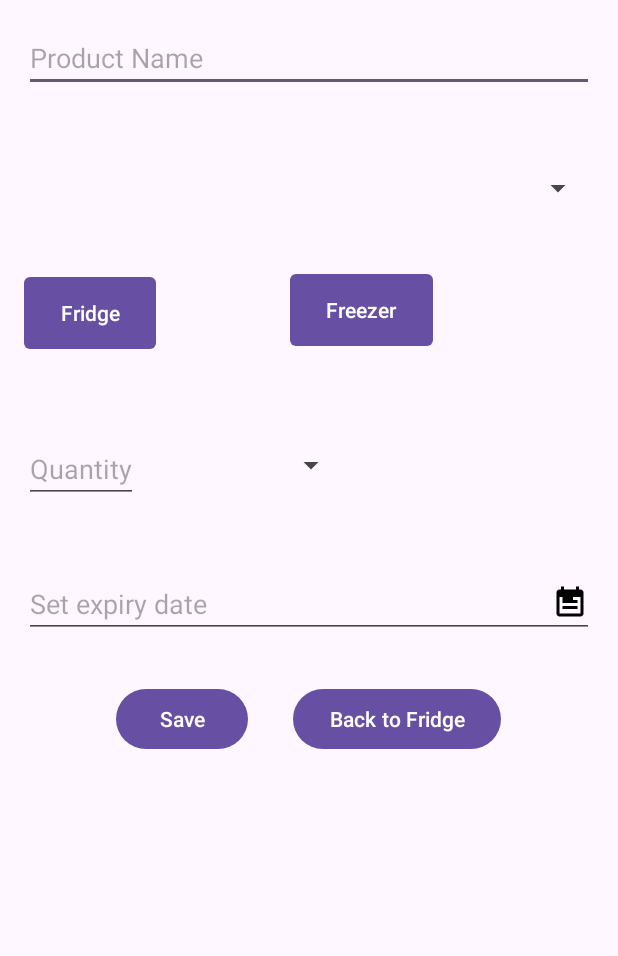
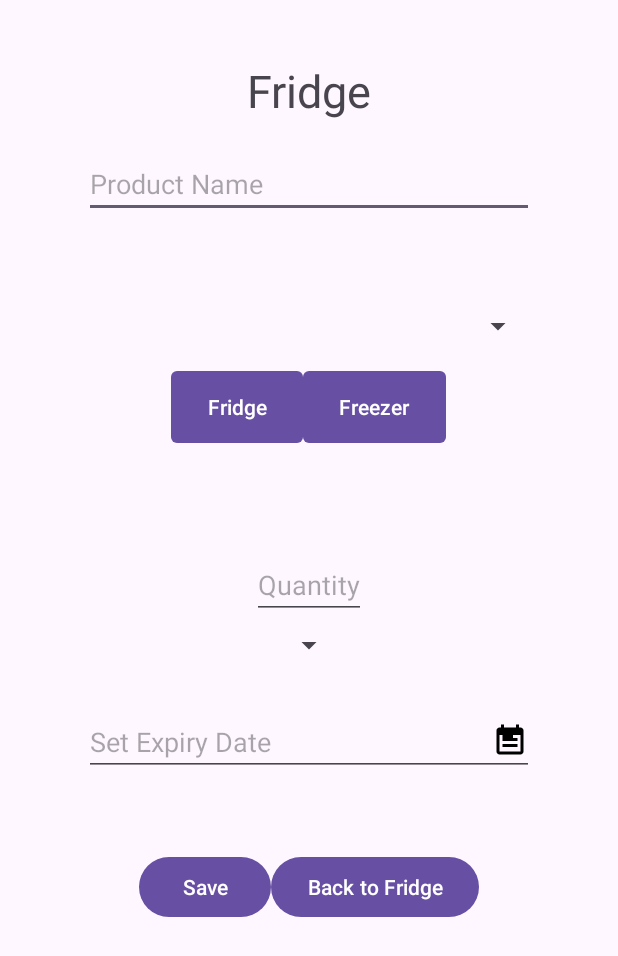
Before and after one commit to AshaEmma/FoodApp, an Android app: the layout activity_add_product.xml on its own in the app's theme, with its tools: preview values and no code run, on a phone screen of 412 x 824 dp. Shown: the top 956 px of the screen. Run offline under Robolectric (Android 15) with nearby library versions, the phone set to English and light mode, and no system bars.

```diff
--- a/app/src/main/java/com/cs407/newfridge/MainActivity.java
+++ b/app/src/main/java/com/cs407/newfridge/MainActivity.java
@@ -61,7 +61,7 @@ public class MainActivity extends AppCompatActivity {
 
     public void onAddClicked(View view) {
         Intent intent = new Intent(this, AddProductActivity.class);
-        startActivityForResult(intent, 1);
+        startActivity(intent);
     }
 
     // method for camera button click
--- a/app/src/main/res/layout/activity_add_product.xml
+++ b/app/src/main/res/layout/activity_add_product.xml
@@ -1,80 +1,99 @@
 <?xml version="1.0" encoding="utf-8"?>
-<RelativeLayout xmlns:android="http://schemas.android.com/apk/res/android"
+<LinearLayout xmlns:android="http://schemas.android.com/apk/res/android"
+    xmlns:tools="http://schemas.android.com/tools"
     android:layout_width="match_parent"
     android:layout_height="match_parent"
-    android:padding="16dp">
+    android:orientation="vertical"
+    tools:context=".AddProductActivity"
+    >
+    <TextView
+        android:layout_width="match_parent"
+        android:layout_height="60sp"
+        android:text="@string/Fridge"
+        android:textSize="30sp"
+        android:layout_marginTop="40sp"
+        android:textAlignment="center"
+        />
+
 
     <EditText
         android:id="@+id/editTextNewItem"
-        android:layout_width="match_parent"
+        android:layout_width="300sp"
         android:layout_height="wrap_content"
-        android:hint="Product Name" />
+        android:hint="@string/product_name"
+        android:layout_gravity="center_horizontal"/>
 
     <Spinner
         android:id="@+id/spinnerCategory"
-        android:layout_width="match_parent"
-        android:layout_height="wrap_content"
-        android:layout_below="@id/editTextNewItem"
+        android:layout_width="300sp"
+        android:layout_height="40sp"
         android:layout_marginTop="52dp"
+        android:layout_gravity="center_horizontal"
         android:prompt="@string/category_prompt" />
-
+<LinearLayout
+    android:layout_width="match_parent"
+    android:layout_height="100sp"
+    android:orientation="horizontal"
+    android:layout_marginTop="10sp"
+    android:gravity="center_horizontal"
+    >
     <Button
         android:id="@+id/buttonFridge"
         android:layout_width="wrap_content"
         android:layout_height="wrap_content"
-        android:layout_below="@id/spinnerCategory"
-        android:layout_marginTop="47dp"
         android:background="@drawable/default_button_background"
         android:onClick="onStorageTypeClicked"
-        android:text="Fridge" />
+        android:text="@string/Fridge" />
 
     <Button
         android:id="@+id/buttonFreezer"
         android:layout_width="wrap_content"
         android:layout_height="wrap_content"
-        android:layout_below="@id/spinnerCategory"
-        android:layout_marginLeft="89dp"
-        android:layout_marginTop="45dp"
-        android:layout_toRightOf="@id/buttonFridge"
         android:background="@drawable/default_button_background"
         android:onClick="onStorageTypeClicked"
-        android:text="Freezer" />
+        android:text="@string/Freezer" />
 
+</LinearLayout>
+<LinearLayout
+    android:layout_width="match_parent"
+    android:layout_height="200sp"
+    android:orientation="vertical">
     <EditText
         android:id="@+id/editTextQuantity"
         android:layout_width="wrap_content"
         android:layout_height="wrap_content"
-        android:layout_below="@id/buttonFridge"
-        android:layout_marginTop="57dp"
-        android:hint="Quantity"
+        android:layout_marginTop="20dp"
+        android:hint="@string/Quantity"
+        android:layout_gravity="center"
         android:inputType="numberDecimal" />
 
     <Spinner
         android:id="@+id/spinnerUnit"
         android:layout_width="wrap_content"
         android:layout_height="wrap_content"
-        android:layout_below="@id/buttonFridge"
-        android:layout_marginLeft="91dp"
-        android:layout_marginTop="65dp"
-        android:layout_toRightOf="@id/editTextQuantity"
+        android:layout_gravity="center_horizontal"
+        android:layout_marginTop="5sp"
         android:prompt="@string/unit_prompt" />
 
     <EditText
         android:id="@+id/editTextExpiryDate"
-        android:layout_width="match_parent"
+        android:layout_width="300sp"
         android:layout_height="wrap_content"
-        android:layout_below="@id/spinnerUnit"
-        android:layout_marginTop="58dp"
+        android:layout_marginTop="30dp"
+        android:layout_gravity="center_horizontal"
         android:drawableEnd="@drawable/ic_calendar"
         android:focusable="false"
-        android:hint="Set expiry date"
-        android:inputType="none" />
+        android:hint="@string/set_expiry_date"
+        android:inputType="date" />
+
+</LinearLayout>
+
+
 
     <LinearLayout
         android:layout_width="match_parent"
         android:layout_height="wrap_content"
-        android:layout_below="@id/editTextExpiryDate"
-        android:layout_marginTop="30dp"
+        android:layout_marginTop="20sp"
         android:orientation="horizontal"
         android:gravity="center_horizontal">
 
@@ -83,20 +102,19 @@
             android:layout_width="wrap_content"
             android:layout_height="wrap_content"
             android:onClick="onSaveClicked"
-            android:text="Save" />
+            android:text="@string/save" />
 
-        <Space
-            android:layout_width="30dp"
-            android:layout_height="wrap_content" />
+
 
         <Button
             android:id="@+id/buttonBackToFridge"
             android:layout_width="wrap_content"
             android:layout_height="wrap_content"
-            android:text="Back to Fridge" />
+            android:text="@string/back_to_fridge"
+           />
     </LinearLayout>
 
-</RelativeLayout>
+</LinearLayout>
 
 
 
--- a/app/src/main/res/layout/activity_main.xml
+++ b/app/src/main/res/layout/activity_main.xml
@@ -1,13 +1,14 @@
 <?xml version="1.0" encoding="utf-8"?>
-<RelativeLayout xmlns:android="http://schemas.android.com/apk/res/android"
+<LinearLayout xmlns:android="http://schemas.android.com/apk/res/android"
     android:layout_width="match_parent"
     android:layout_height="match_parent"
-    android:padding="16dp">
+    >
 
     <EditText
         android:id="@+id/editTextItem"
-        android:layout_width="match_parent"
-        android:layout_height="wrap_content"
+        android:layout_width="300sp"
+        android:layout_height="50dp"
+        android:layout_gravity="center_horizontal"
         android:hint="Enter item to search"/>
 
     <Button
@@ -40,4 +41,4 @@
         android:layout_width="match_parent"
         android:layout_height="match_parent"
         android:layout_below="@id/buttonSearch"/>
-</RelativeLayout>
+</LinearLayout>
--- a/app/src/main/res/values/strings.xml
+++ b/app/src/main/res/values/strings.xml
@@ -4,4 +4,13 @@
     <string name="unit_prompt">Select a Unit</string>
     <string name="fridge_item">Fridge Item</string>
     <string name="food_icon">Food Icon</string>
+    <string name="product_name">Product Name</string>
+    <string name="Fridge">Fridge</string>
+    <string name="Freezer">Freezer</string>
+    <string name="Quantity">Quantity</string>
+    <string name="set_expiry_date">Set Expiry Date</string>
+    <string name="save">Save</string>
+    <string name="back_to_fridge">Back to Fridge</string>
+
+
 </resources>
```
Also changed, not shown: 1 other file.
